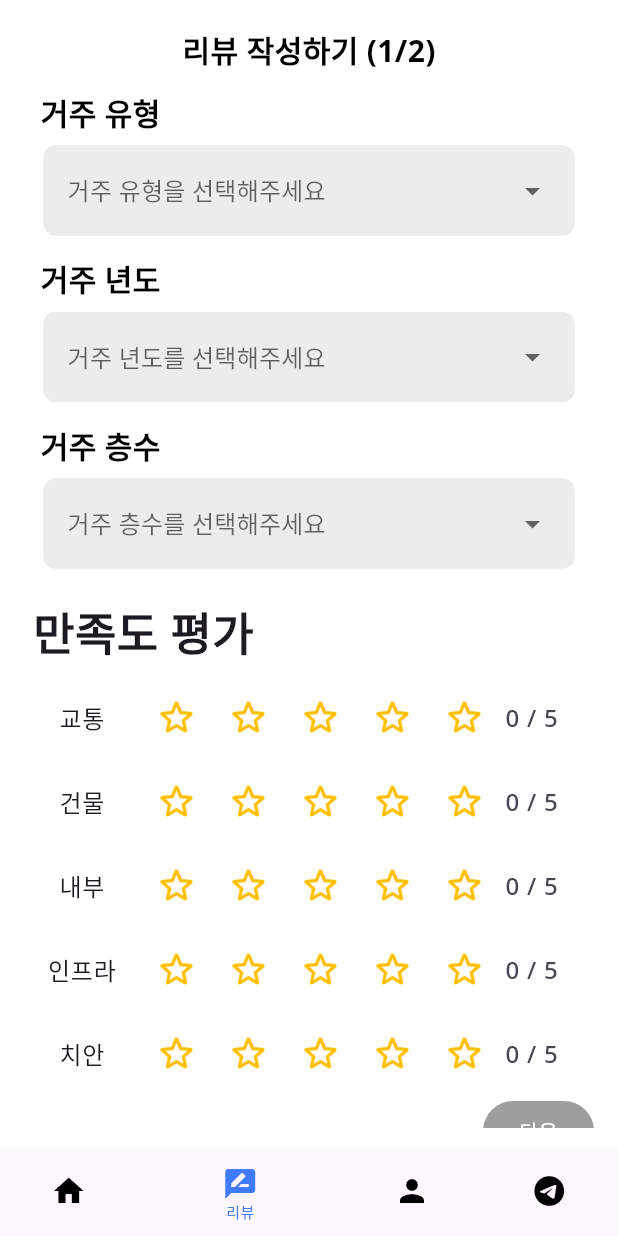
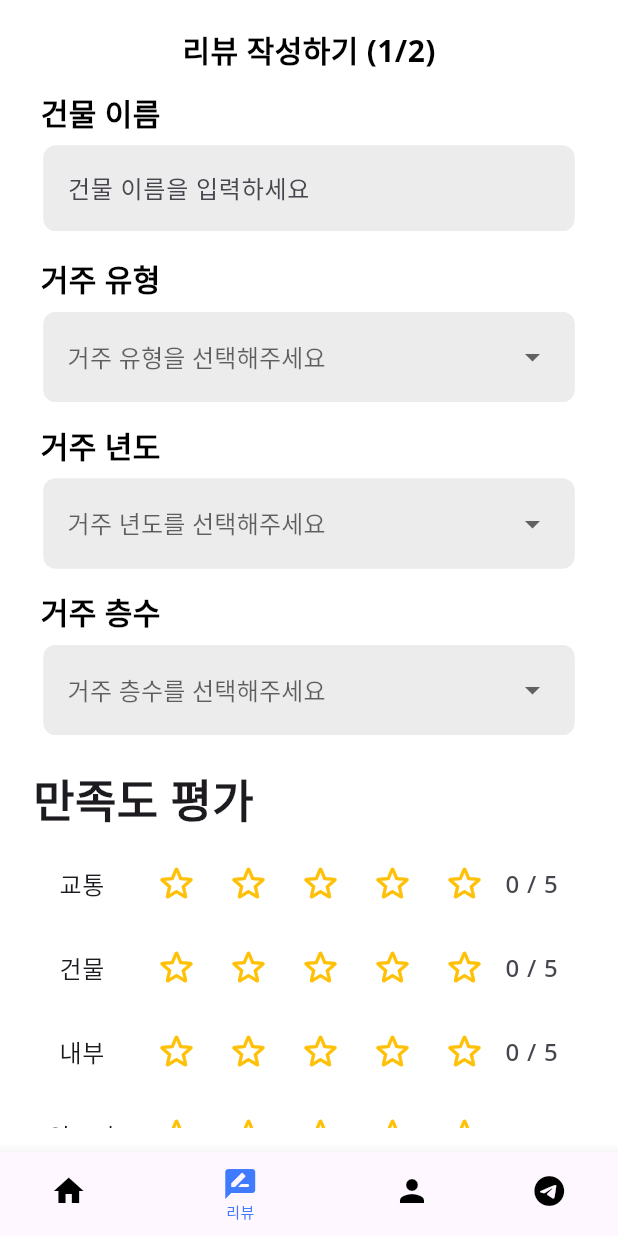
Before and after one commit to smyang0220/Houscore, a Flutter app: the RootTab screen opened directly, item 2 of the bottom bar chosen, on a phone screen of 412 x 824 dp. Run offline on Flutter 3.47's test engine with Material 3 defaults, Android fonts, the phone set to English and light mode, and no system bars; our stand-ins replace animated_text_kit, dio, fl_chart, flutter_riverpod, flutter_secure_storage, flutter_svg and 2 more; missing offline and left inert: confirmation_success, kakao_flutter_sdk_user, remedi_kopo; accounts and stored records are empty; generated files the repository leaves out were written again.

Commit message:
Feat: 건물 이름 입력, 점수/리뷰 - 리뷰 기반 점수

```diff
--- /dev/null
+++ b/Mobile/houscore/lib/residence/component/review_rating.dart
@@ -0,0 +1,50 @@
+import 'package:flutter/material.dart';
+
+final List<String> categories = ['교통', '건물', '내부', '인프라', '치안'];
+final Map<String, int> ratings = {
+  '교통': 3,
+  '건물': 4,
+  '내부': 5,
+  '인프라': 2,
+  '치안': 3,
+};
+
+class ReviewRating extends StatelessWidget {
+  @override
+  Widget build(BuildContext context) {
+    return Column(
+      children: categories.map((category) => ListTile(
+        title: Expanded(
+          child: Center(
+            child: Text(category, textAlign: TextAlign.center),
+          ),
+        ),
+        trailing: StaticRatingWidget(
+          rating: ratings[category] ?? 0,
+        ),
+      )).toList(),
+    );
+  }
+}
+
+class StaticRatingWidget extends StatelessWidget {
+  final int rating;
+
+  StaticRatingWidget({required this.rating});
+
+  @override
+  Widget build(BuildContext context) {
+    return Row(
+      mainAxisSize: MainAxisSize.min,
+      children: [
+        ...List.generate(5, (index) => Icon(
+          index < rating ? Icons.star_rounded : Icons.star_rounded,
+          color: index < rating ? Colors.amber : Colors.grey,
+          size: 20,
+        )),
+        SizedBox(width: 3),
+        Text('($rating)', style: TextStyle(fontSize: 16))
+      ],
+    );
+  }
+}
--- a/Mobile/houscore/lib/residence/view/residence_detail.dart
+++ b/Mobile/houscore/lib/residence/view/residence_detail.dart
@@ -4,6 +4,7 @@ import 'package:flutter/widgets.dart';
 import 'package:houscore/common/layout/default_layout.dart';
 import 'package:houscore/common/const/color.dart';
 import 'package:houscore/residence/view/nearyby_indicators.dart';
+import 'package:houscore/residence/view/score_and_review.dart';
 
 class ResidenceDetail extends StatefulWidget {
   final String address;
@@ -104,7 +105,7 @@ class _ResidenceDetailState extends State<ResidenceDetail>
                 // 첫 번째 탭 '상세 정보'의 내용
                 NearbyIndicators(),
                 // 두 번째 탭 '주변 시설'의 내용
-                Text('점수/리뷰'),
+                ScoreAndReview(),
               ],
             ),
           ),
--- /dev/null
+++ b/Mobile/houscore/lib/review/component/residence_name_input.dart
@@ -0,0 +1,69 @@
+import 'package:flutter/material.dart';
+
+class ResidenceNameInput extends StatefulWidget {
+  final String? value;
+  final ValueChanged<String?> onChanged;
+
+  ResidenceNameInput({this.value, required this.onChanged});
+
+  @override
+  _ResidenceNameInputState createState() => _ResidenceNameInputState();
+}
+
+class _ResidenceNameInputState extends State<ResidenceNameInput> {
+  final TextEditingController _controller = TextEditingController();
+
+  @override
+  void initState() {
+    super.initState();
+    if (widget.value != null) {
+      _controller.text = widget.value!;
+    }
+  }
+
+  @override
+  Widget build(BuildContext context) {
+    return Column(
+      crossAxisAlignment: CrossAxisAlignment.start,
+      children: [
+        Padding(
+          padding: const EdgeInsets.all(8.0),
+          child: Text(
+            '건물 이름',
+            style: TextStyle(
+              fontFamily: 'NotoSans',
+              fontSize: 20,
+              fontWeight: FontWeight.bold,
+              color: Colors.black,
+            ),
+          ),
+        ),
+        Container(
+          height: 60,
+          padding: EdgeInsets.symmetric(horizontal: 10),
+          child: TextField(
+            controller: _controller,
+            onChanged: widget.onChanged,
+            decoration: InputDecoration(
+              filled: true,
+              fillColor: Color(0xffECECEC),
+              hintText: '건물 이름을 입력하세요',
+              border: OutlineInputBorder(
+                borderSide: BorderSide(color: Color(0xffECECEC)),
+                borderRadius: BorderRadius.circular(8.0),
+              ),
+              enabledBorder: OutlineInputBorder(
+                borderSide: BorderSide(color: Color(0xffECECEC)),
+                borderRadius: BorderRadius.circular(8.0),
+              ),
+              focusedBorder: OutlineInputBorder(
+                borderSide: BorderSide(color: Color(0xffECECEC)),
+                borderRadius: BorderRadius.circular(8.0),
+              ),
+            ),
+          ),
+        ),
+      ],
+    );
+  }
+}
--- a/Mobile/houscore/lib/review/view/create_review.dart
+++ b/Mobile/houscore/lib/review/view/create_review.dart
@@ -1,6 +1,7 @@
 import 'package:flutter/cupertino.dart';
 import 'package:flutter/material.dart';
 import 'package:houscore/common/layout/default_layout.dart';
+import 'package:houscore/review/component/residence_name_input.dart';
 import 'create_reviewdetail.dart';
 import 'package:houscore/review/component/review_rating.dart';
 import 'package:houscore/review/component/dropdown.dart';
@@ -11,17 +12,25 @@ class CreateReview extends StatefulWidget {
 }
 
 class _CreateReviewState extends State<CreateReview> {
+  String? nameValue;
   String? typeValue;
   String? yearValue;
   String? floorValue;
   Map<String, int> ratings = {};
 
   bool get isButtonEnabled =>
+      nameValue != null &&
       typeValue != null &&
           yearValue != null &&
           floorValue != null &&
           ratings.length == categories.length &&
           ratings.values.every((rating) => rating != 0);
+
+  void _updateNameValue(String? newValue) {
+    setState(() {
+      nameValue = newValue;
+    });
+  }
 
   void _updateTypeValue(String? newValue) {
     setState(() {
@@ -67,6 +76,13 @@ class _CreateReviewState extends State<CreateReview> {
                     fontWeight: FontWeight.bold,
                     color: Colors.black,
                   ),
+                ),
+              ),
+              Padding(
+                padding: const EdgeInsets.all(3.0),
+                child: ResidenceNameInput(
+                  value: nameValue,
+                  onChanged: _updateNameValue,
                 ),
               ),
               Padding(
--- a/Mobile/houscore/lib/review/view/create_reviewdetail.dart
+++ b/Mobile/houscore/lib/review/view/create_reviewdetail.dart
@@ -18,7 +18,6 @@ class _CreateReviewDetailState extends State<CreateReviewDetail> {
       bool _isRecommendRequired = true;
       bool _isDislikeRequired = true;
       bool _isMaintenanceRequired = true;
-
       bool _isButtonEnabled = false;
 
       void _updateButtonState() {
```
Also changed, not shown: Mobile/houscore/lib/residence/component/score_by_ai.dart (added, +32 -0 lines), Mobile/houscore/lib/residence/component/score_by_review.dart (added, +28 -0 lines), Mobile/houscore/lib/residence/view/score_and_review.dart (added, +29 -0 lines), Mobile/houscore/lib/review/component/dropdown.dart (line endings or trailing spaces), 1 other file. Lines whose indentation alone changed are shown as unchanged.
